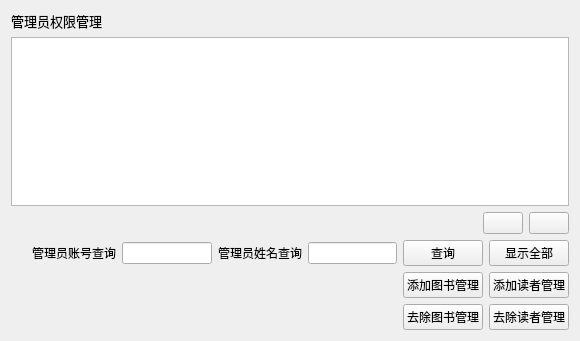
The window that LibraryManager/adminmanageform.ui (821869798/LibraryManager) describes before a commit, drawn with Qt 5.
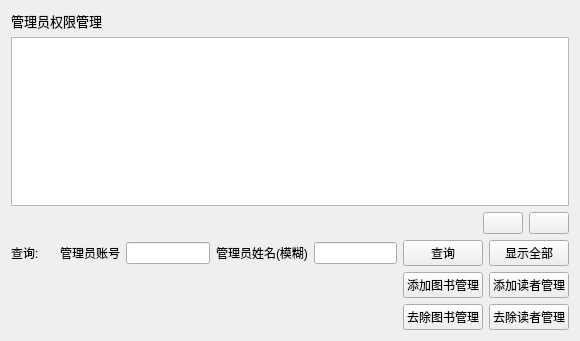
The same window after the commit.

```diff
--- a/LibraryManager/adminmanageform.ui
+++ b/LibraryManager/adminmanageform.ui
@@ -82,6 +82,13 @@
      </item>
      <item>
       <layout class="QHBoxLayout" name="horizontalLayout">
+       <item>
+        <widget class="QLabel" name="label_4">
+         <property name="text">
+          <string>查询:</string>
+         </property>
+        </widget>
+       </item>
        <item>
         <spacer name="horizontalSpacer_3">
          <property name="orientation">
@@ -98,7 +105,7 @@
        <item>
         <widget class="QLabel" name="label">
          <property name="text">
-          <string>管理员账号查询</string>
+          <string>管理员账号</string>
          </property>
         </widget>
        </item>
@@ -108,7 +115,7 @@
        <item>
         <widget class="QLabel" name="label_2">
          <property name="text">
-          <string>管理员姓名查询</string>
+          <string>管理员姓名(模糊)</string>
          </property>
         </widget>
        </item>
```
